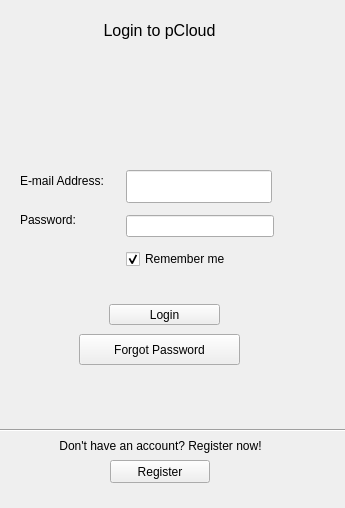
The window that pCloud/loginwindow.ui (pcloudcom/pfs-gui) describes before a commit, drawn with Qt 5.
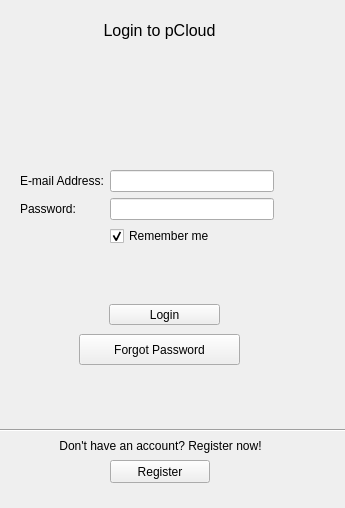
The same window after the commit. Icons and pictures are not drawn.

Commit message: settings page and new gui update

Patch:
```diff
--- a/pCloud/loginwindow.ui
+++ b/pCloud/loginwindow.ui
@@ -143,25 +143,18 @@
      <pixmap resource="Resources.qrc">:/images/images/logo.png</pixmap>
     </property>
    </widget>
-   <widget class="QLineEdit" name="email">
+   <widget class="QWidget" name="">
     <property name="geometry">
      <rect>
-      <x>126</x>
+      <x>20</x>
       <y>170</y>
-      <width>146</width>
-      <height>33</height>
+      <width>254</width>
+      <height>106</height>
      </rect>
     </property>
-   </widget>
+    <layout class="QFormLayout" name="formLayout">
+     <item row="0" column="0">
    <widget class="QLabel" name="label">
-    <property name="geometry">
-     <rect>
-      <x>20</x>
-      <y>170</y>
-      <width>100</width>
-      <height>21</height>
-     </rect>
-    </property>
     <property name="text">
      <string>E-mail Address:</string>
     </property>
@@ -169,15 +162,12 @@
      <set>Qt::AlignLeading|Qt::AlignLeft|Qt::AlignVCenter</set>
     </property>
    </widget>
+     </item>
+     <item row="0" column="1">
+      <widget class="QLineEdit" name="email"/>
+     </item>
+     <item row="1" column="0">
    <widget class="QLabel" name="label_2">
-    <property name="geometry">
-     <rect>
-      <x>20</x>
-      <y>209</y>
-      <width>67</width>
-      <height>21</height>
-     </rect>
-    </property>
     <property name="text">
      <string>Password:</string>
     </property>
@@ -185,24 +175,15 @@
      <set>Qt::AlignLeading|Qt::AlignLeft|Qt::AlignVCenter</set>
     </property>
    </widget>
-   <widget class="QWidget" name="layoutWidget">
-    <property name="geometry">
-     <rect>
-      <x>126</x>
-      <y>209</y>
-      <width>148</width>
-      <height>67</height>
-     </rect>
-    </property>
-    <layout class="QGridLayout" name="gridLayout" rowstretch="0,10">
-     <item row="0" column="0">
+     </item>
+     <item row="1" column="1">
       <widget class="QLineEdit" name="password">
        <property name="echoMode">
         <enum>QLineEdit::Password</enum>
        </property>
       </widget>
      </item>
-     <item row="1" column="0">
+     <item row="2" column="1">
       <widget class="QCheckBox" name="checkBox">
        <property name="sizePolicy">
         <sizepolicy hsizetype="Minimum" vsizetype="Fixed">
```
Lines whose indentation alone changed are shown as unchanged. The commit also changes 7 other files.
